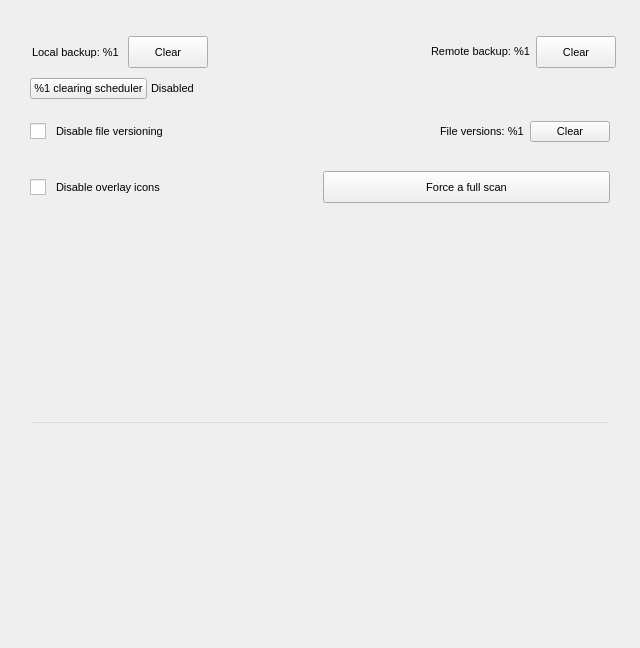
Old version of the form src/MEGASync/gui/macx/SettingsDialog.ui in the repository meganz/MEGAsync.
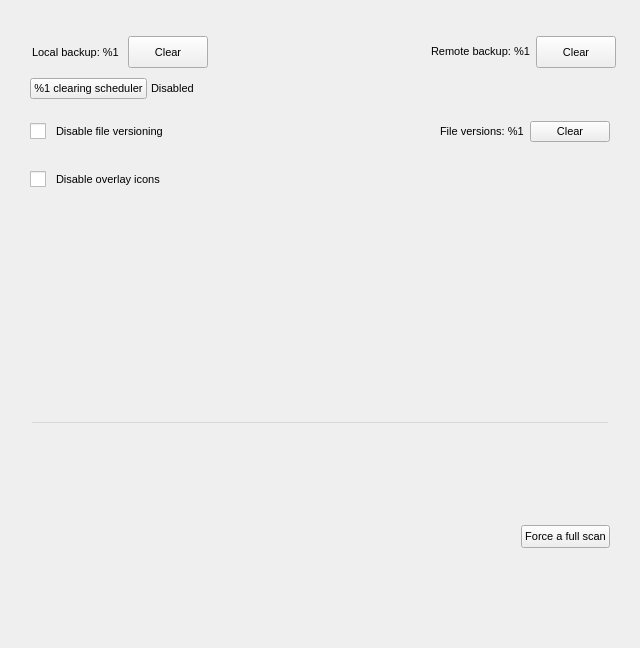
New version of the form. The open tabs and pages were chosen to show the change. Icons and pictures are not drawn. Custom widgets are drawn as their Qt base class.

Commit message:
Move several buttons to the Settings Footer section
Buttons for Logout, Restart and Force full check have been moved
to a stacked widget in the footer that is synced with the main pages.

```diff
--- a/src/MEGASync/gui/macx/SettingsDialog.ui
+++ b/src/MEGASync/gui/macx/SettingsDialog.ui
@@ -13,12 +13,6 @@
     <height>648</height>
    </rect>
   </property>
-  <property name="sizePolicy">
-   <sizepolicy hsizetype="Preferred" vsizetype="Maximum">
-    <horstretch>0</horstretch>
-    <verstretch>0</verstretch>
-   </sizepolicy>
-  </property>
   <property name="minimumSize">
    <size>
     <width>640</width>
@@ -216,6 +210,9 @@
           <property name="orientation">
            <enum>Qt::Horizontal</enum>
           </property>
+          <property name="sizeType">
+           <enum>QSizePolicy::Expanding</enum>
+          </property>
           <property name="sizeHint" stdset="0">
            <size>
             <width>0</width>
@@ -224,6 +221,115 @@
           </property>
          </spacer>
         </item>
+        <item>
+         <widget class="QStackedWidget" name="wStackFooter">
+          <property name="sizePolicy">
+           <sizepolicy hsizetype="Maximum" vsizetype="Preferred">
+            <horstretch>0</horstretch>
+            <verstretch>0</verstretch>
+           </sizepolicy>
+          </property>
+          <property name="currentIndex">
+           <number>0</number>
+          </property>
+          <widget class="QWidget" name="wAccountFooter">
+           <layout class="QVBoxLayout" name="verticalLayout_21">
+            <property name="spacing">
+             <number>0</number>
+            </property>
+            <property name="leftMargin">
+             <number>0</number>
+            </property>
+            <property name="topMargin">
+             <number>0</number>
+            </property>
+            <property name="rightMargin">
+             <number>0</number>
+            </property>
+            <property name="bottomMargin">
+             <number>0</number>
+            </property>
+            <item>
+             <widget class="QPushButton" name="bLogout">
+              <property name="text">
+               <string>Logout</string>
+              </property>
+             </widget>
+            </item>
+           </layout>
+          </widget>
+          <widget class="QWidget" name="wSyncsFooter"/>
+          <widget class="QWidget" name="wSecurityFooter"/>
+          <widget class="QWidget" name="wImportsFooter">
+           <layout class="QVBoxLayout" name="verticalLayout_30">
+            <property name="spacing">
+             <number>0</number>
+            </property>
+            <property name="leftMargin">
+             <number>0</number>
+            </property>
+            <property name="topMargin">
+             <number>0</number>
+            </property>
+            <property name="rightMargin">
+             <number>0</number>
+            </property>
+            <property name="bottomMargin">
+             <number>0</number>
+            </property>
+            <item>
+             <widget class="QPushButton" name="bRestart">
+              <property name="text">
+               <string>Restart</string>
+              </property>
+             </widget>
+            </item>
+           </layout>
+          </widget>
+          <widget class="QWidget" name="wNetworkFooter"/>
+          <widget class="QWidget" name="wAdvancedFooter">
+           <layout class="QVBoxLayout" name="verticalLayout_32">
+            <property name="spacing">
+             <number>0</number>
+            </property>
+            <property name="leftMargin">
+             <number>0</number>
+            </property>
+            <property name="topMargin">
+             <number>0</number>
+            </property>
+            <property name="rightMargin">
+             <number>0</number>
+            </property>
+            <property name="bottomMargin">
+             <number>0</number>
+            </property>
+            <item>
+             <widget class="QPushButton" name="bFullCheck">
+              <property name="minimumSize">
+               <size>
+                <width>0</width>
+                <height>23</height>
+               </size>
+              </property>
+              <property name="maximumSize">
+               <size>
+                <width>16777215</width>
+                <height>23</height>
+               </size>
+              </property>
+              <property name="text">
+               <string>Force a full scan</string>
+              </property>
+              <property name="autoDefault">
+               <bool>false</bool>
+              </property>
+             </widget>
+            </item>
+           </layout>
+          </widget>
+         </widget>
+        </item>
        </layout>
       </item>
      </layout>
@@ -4047,28 +4153,6 @@
             </property>
            </widget>
           </item>
-          <item>
-           <widget class="QPushButton" name="bFullCheck">
-            <property name="sizePolicy">
-             <sizepolicy hsizetype="Minimum" vsizetype="Maximum">
-              <horstretch>0</horstretch>
-              <verstretch>0</verstretch>
-             </sizepolicy>
-            </property>
-            <property name="minimumSize">
-             <size>
-              <width>0</width>
-              <height>32</height>
-             </size>
-            </property>
-            <property name="text">
-             <string>Force a full scan</string>
-            </property>
-            <property name="autoDefault">
-             <bool>false</bool>
-            </property>
-           </widget>
-          </item>
          </layout>
         </widget>
        </item>
```
Left out of the diff: 9 changed lines with no effect on the pictures. The commit also changes 4 other files.
